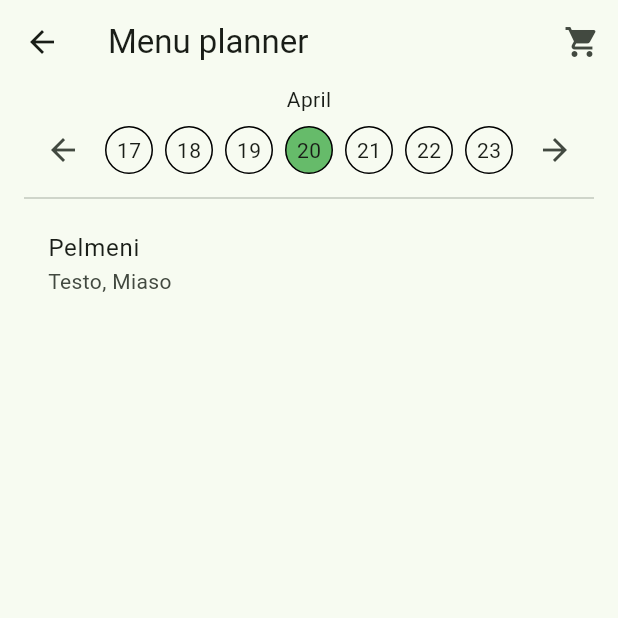
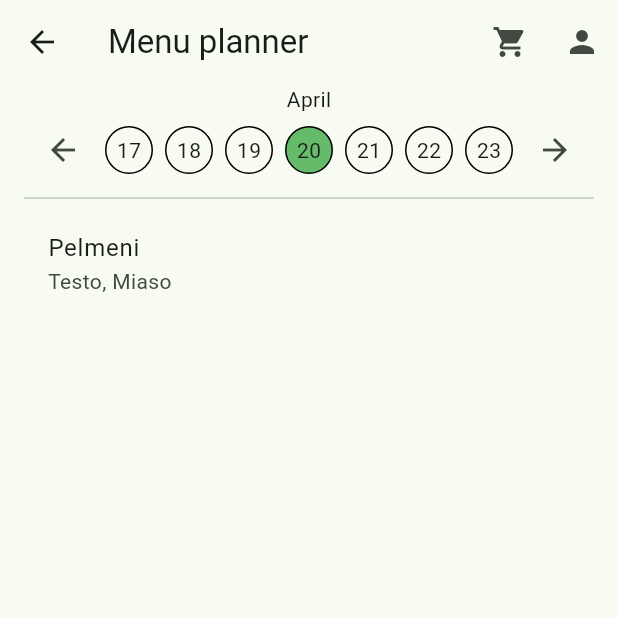
Before and after one commit to EgorenkovPavel/menu_planner, a Flutter app: the Menu screen opened by its route, on a phone screen of 412 x 824 dp, the top half of it. Run offline on Flutter 3.47's test engine with Material 2 defaults, Android fonts, the phone set to English and light mode, and no system bars; our stand-ins replace equatable, firebase_auth, firebase_core, firebase_crashlytics, flutter_bloc, freezed_annotation and 1 more; missing offline and left inert: firebase_ui_auth, firebase_ui_oauth_google; accounts and stored records are empty.

```diff
--- a/lib/src/ui/day_menu/menu.dart
+++ b/lib/src/ui/day_menu/menu.dart
@@ -37,8 +37,9 @@ class Menu extends StatelessWidget {
     context.read<MenuBloc>().add(const MenuEvent.weekForward());
   }
 
-  void _onCartPressed(BuildContext context){
-    Navigator.of(context).push(MaterialPageRoute(builder: (context) => const Cart()));
+  void _onCartPressed(BuildContext context) {
+    Navigator.of(context)
+        .push(MaterialPageRoute(builder: (context) => const Cart()));
   }
 
   @override
@@ -52,7 +53,12 @@ class Menu extends StatelessWidget {
             appBar: AppBar(
               title: const Text('Menu planner'),
               actions: [
-                IconButton(onPressed: () => _onCartPressed(context), icon: const Icon(Icons.shopping_cart))
+                IconButton(
+                    onPressed: () => _onCartPressed(context),
+                    icon: const Icon(Icons.shopping_cart)),
+                IconButton(
+                    onPressed: () => Navigator.pushNamed(context, '/profile'),
+                    icon: Icon(Icons.person)),
               ],
             ),
             body: Padding(
```
Also changed, not shown: lib/main.dart (+14 -0 lines), lib/src/app.dart (+19 -14 lines), pubspec.yaml (+6 -4 lines), lib/firebase_options.dart, pubspec.lock, 8 other files.
